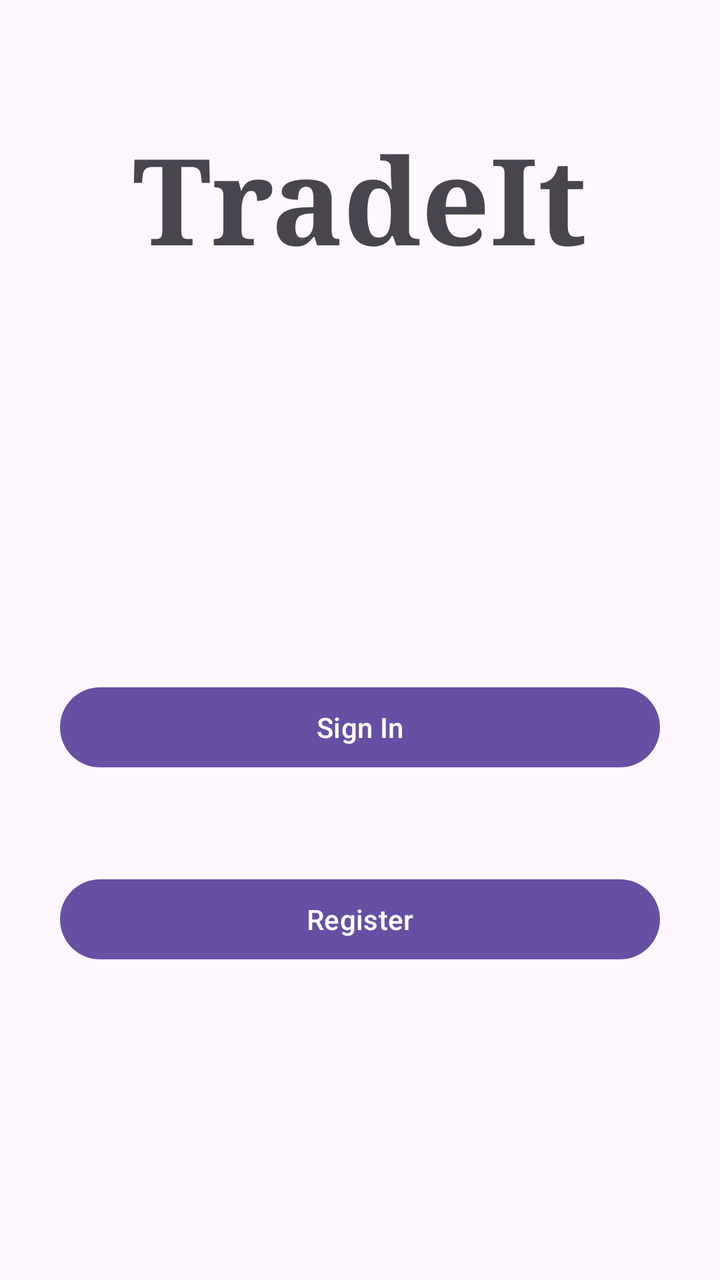
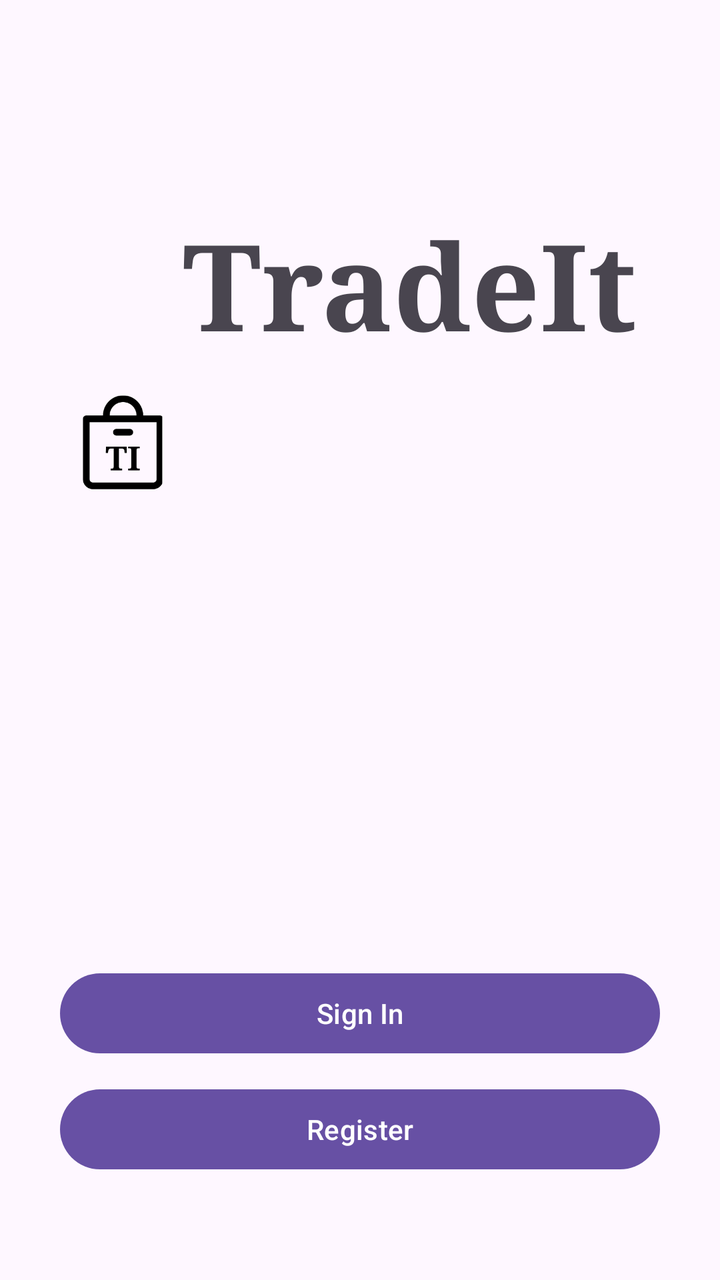

Screens rendered from an Android XML layout before and after an edit, with the pre-edit source and the edit as a unified diff.
<!-- AndroidManifest.xml: application theme Theme.TradeIt -->
<!-- res/layout/activity_main.xml -->
<?xml version="1.0" encoding="utf-8"?>
<androidx.constraintlayout.widget.ConstraintLayout xmlns:android="http://schemas.android.com/apk/res/android"
    xmlns:app="http://schemas.android.com/apk/res-auto"
    xmlns:tools="http://schemas.android.com/tools"
    android:id="@+id/main"
    android:layout_width="match_parent"
    android:layout_height="match_parent"
    tools:context=".MainActivity">

    <TextView
        android:id="@+id/textView"
        android:layout_width="wrap_content"
        android:layout_height="wrap_content"
        android:layout_marginTop="400dp"
        android:layout_marginBottom="150dp"
        android:fontFamily="serif"
        android:text="TradeIt"
        android:textSize="60sp"
        android:textStyle="bold"
        android:typeface="serif"
        app:layout_constraintBottom_toTopOf="@+id/signIn"
        app:layout_constraintEnd_toEndOf="parent"
        app:layout_constraintStart_toStartOf="parent"
        app:layout_constraintTop_toTopOf="parent"
        app:layout_constraintVertical_chainStyle="packed" />

    <Button
        android:id="@+id/signIn"
        android:layout_width="300dp"
        android:layout_height="wrap_content"
        android:layout_marginTop="50dp"
        android:layout_marginBottom="40dp"
        android:text="Sign In"
        app:layout_constraintBottom_toTopOf="@+id/register"
        app:layout_constraintEnd_toEndOf="parent"
        app:layout_constraintHorizontal_bias="0.501"
        app:layout_constraintStart_toStartOf="parent"
        app:layout_constraintTop_toBottomOf="@+id/textView" />

    <Button
        android:id="@+id/register"
        android:layout_width="300dp"
        android:layout_height="wrap_content"
        android:layout_marginTop="8dp"
        android:layout_marginBottom="498dp"
        android:text="Register"
        app:layout_constraintBottom_toBottomOf="parent"
        app:layout_constraintEnd_toEndOf="parent"
        app:layout_constraintStart_toStartOf="parent"
        app:layout_constraintTop_toBottomOf="@+id/signIn" />
</androidx.constraintlayout.widget.ConstraintLayout>
<!-- resources referenced by this layout -->
<resources>
  <style name="Theme.TradeIt" parent="Base.Theme.TradeIt" />
  <style name="Base.Theme.TradeIt" parent="Theme.Material3.DayNight.NoActionBar">
          
          
      </style>
</resources>

<!-- the commit's change to res/layout/activity_main.xml (unified diff, before → after) -->
@@ -11,7 +11,8 @@
         android:id="@+id/textView"
         android:layout_width="wrap_content"
         android:layout_height="wrap_content"
-        android:layout_marginTop="400dp"
+        android:layout_marginStart="10dp"
+        android:layout_marginTop="200dp"
         android:layout_marginBottom="150dp"
         android:fontFamily="serif"
         android:text="TradeIt"
@@ -20,7 +21,7 @@
         android:typeface="serif"
         app:layout_constraintBottom_toTopOf="@+id/signIn"
         app:layout_constraintEnd_toEndOf="parent"
-        app:layout_constraintStart_toStartOf="parent"
+        app:layout_constraintStart_toEndOf="@+id/imageView"
         app:layout_constraintTop_toTopOf="parent"
         app:layout_constraintVertical_chainStyle="packed" />
 
@@ -28,8 +29,8 @@
         android:id="@+id/signIn"
         android:layout_width="300dp"
         android:layout_height="wrap_content"
-        android:layout_marginTop="50dp"
-        android:layout_marginBottom="40dp"
+        android:layout_marginTop="150dp"
+        android:layout_marginBottom="10dp"
         android:text="Sign In"
         app:layout_constraintBottom_toTopOf="@+id/register"
         app:layout_constraintEnd_toEndOf="parent"
@@ -41,11 +42,23 @@
         android:id="@+id/register"
         android:layout_width="300dp"
         android:layout_height="wrap_content"
-        android:layout_marginTop="8dp"
-        android:layout_marginBottom="498dp"
+        android:layout_marginBottom="150dp"
         android:text="Register"
         app:layout_constraintBottom_toBottomOf="parent"
         app:layout_constraintEnd_toEndOf="parent"
         app:layout_constraintStart_toStartOf="parent"
         app:layout_constraintTop_toBottomOf="@+id/signIn" />
+
+    <ImageView
+        android:id="@+id/imageView"
+        android:layout_width="40dp"
+        android:layout_height="50dp"
+        app:layout_constraintBottom_toTopOf="@+id/signIn"
+        app:layout_constraintEnd_toStartOf="@+id/textView"
+        app:layout_constraintHorizontal_bias="0.5"
+        app:layout_constraintHorizontal_chainStyle="packed"
+        app:layout_constraintStart_toStartOf="parent"
+        app:layout_constraintTop_toTopOf="parent"
+        app:layout_constraintVertical_bias="0.454"
+        app:srcCompat="@drawable/tradeitlogo" />
 </androidx.constraintlayout.widget.ConstraintLayout>
<!-- resource entries referenced after the edit -->
@@ -1,5 +1,6 @@
 <!-- resources referenced by this layout -->
 <resources>
+  <!-- drawable tradeitlogo: png bitmap (drawable, 6921 bytes) -->
   <style name="Theme.TradeIt" parent="Base.Theme.TradeIt" />
   <style name="Base.Theme.TradeIt" parent="Theme.Material3.DayNight.NoActionBar">
           
